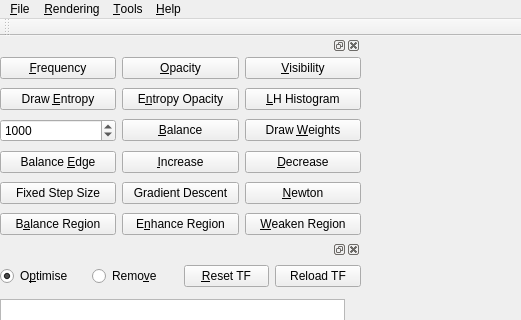
luosz/volume-visualiser, file VolumeRenderer/mainwindow.ui: the form before one commit; both pictures show x 0 to 521 and y 0 to 320 of the 1210 by 720 pixel window.
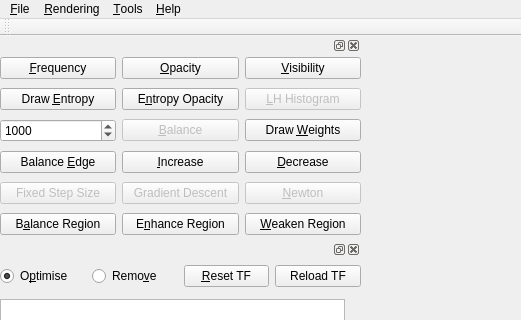
The form after the commit.

Commit message: disable deprecated buttons in UI

What changed in the file:
```diff
--- a/VolumeRenderer/mainwindow.ui
+++ b/VolumeRenderer/mainwindow.ui
@@ -243,6 +243,9 @@
        </item>
        <item>
         <widget class="QPushButton" name="lhHistogramButton">
+         <property name="enabled">
+          <bool>false</bool>
+         </property>
          <property name="text">
           <string>&amp;LH Histogram</string>
          </property>
@@ -270,6 +273,9 @@
        </item>
        <item>
         <widget class="QPushButton" name="balanceButton">
+         <property name="enabled">
+          <bool>false</bool>
+         </property>
          <property name="text">
           <string>&amp;Balance</string>
          </property>
@@ -328,6 +334,9 @@
        </property>
        <item>
         <widget class="QPushButton" name="fixedStepButton">
+         <property name="enabled">
+          <bool>false</bool>
+         </property>
          <property name="text">
           <string>Fixed Step Size</string>
          </property>
@@ -335,6 +344,9 @@
        </item>
        <item>
         <widget class="QPushButton" name="gradientDescentButton">
+         <property name="enabled">
+          <bool>false</bool>
+         </property>
          <property name="text">
           <string>Gradient Descent</string>
          </property>
@@ -342,6 +354,9 @@
        </item>
        <item>
         <widget class="QPushButton" name="newtonButton">
+         <property name="enabled">
+          <bool>false</bool>
+         </property>
          <property name="text">
           <string>&amp;Newton</string>
          </property>
```
The commit also changes 3 other files.
